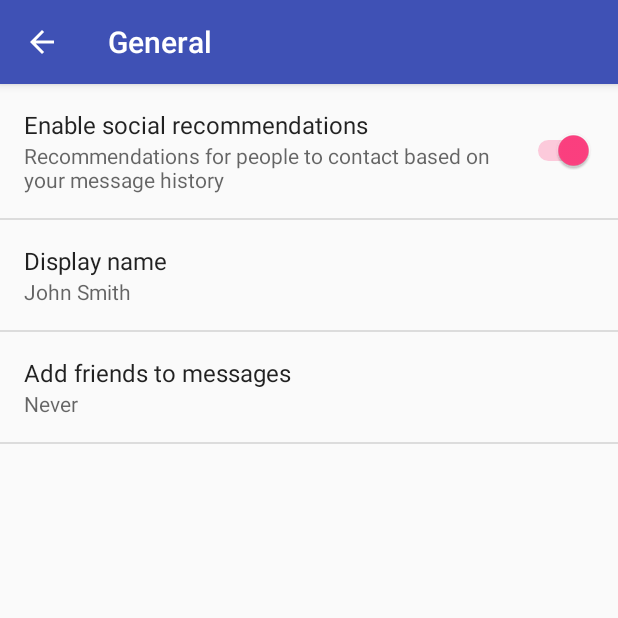
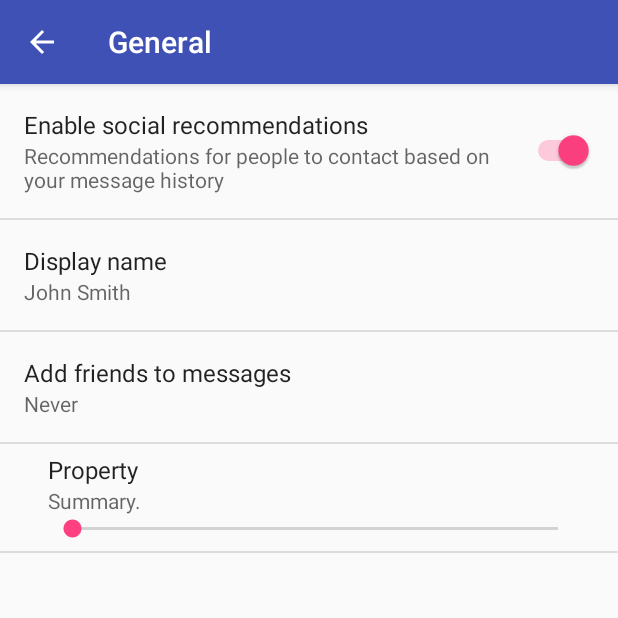
Before and after one commit to Pyrofab/ProjectAntLooker, an Android app: the SettingsActivity screen opened directly, with no data from a screen before it, after a tap on "General", on a phone screen of 412 x 824 dp, the top half of it. Run offline under Robolectric (Android 15) with nearby library versions, the phone set to English and light mode, and no system bars.

Commit message:
Some modifications

```diff
--- a/antlookercore/src/main/kotlin/fr/antproject/antlookercore/OpenCVTest.kt
+++ b/antlookercore/src/main/kotlin/fr/antproject/antlookercore/OpenCVTest.kt
@@ -80,7 +80,7 @@ fun display(processedContours: Collection<Shape>, dest: Mat) {
     Profiler.startSection("user_input")
     //imshow("img", dest)
 
-    // FIXME switch to BitMap instead of BufferedImage
+    // FIXME (switch to BitMap instead of BufferedImage) done, now find how to display the bitmap
     /*
     val bufferedImage = BufferedImage(dest.width(), dest.height(), BufferedImage.TYPE_BYTE_GRAY)
     val data = (bufferedImage.getRaster().getDataBuffer() as DataBufferByte).data
--- a/app/build.gradle
+++ b/app/build.gradle
@@ -32,6 +32,7 @@ dependencies {
     implementation project(':openCVLibrary340')
     compile "org.jetbrains.kotlin:kotlin-stdlib-jdk7:$kotlin_version"
     implementation project(':antlookercore')
+    implementation 'com.android.support:design:26.1.0'
 }
 repositories {
     mavenCentral()
--- a/app/src/main/res/xml/pref_general.xml
+++ b/app/src/main/res/xml/pref_general.xml
@@ -30,4 +30,11 @@
         android:positiveButtonText="@null"
         android:title="@string/pref_title_add_friends_to_messages" />
 
+    <SeekBarPreference
+        android:key="keyName"
+        android:title="Property"
+        android:summary="Summary."
+        android:max="5"
+        android:defaultValue="0" />
+
 </PreferenceScreen>
```
Also changed, not shown: app/src/main/res/values/strings.xml (+34 -0 lines), 8 other files.
